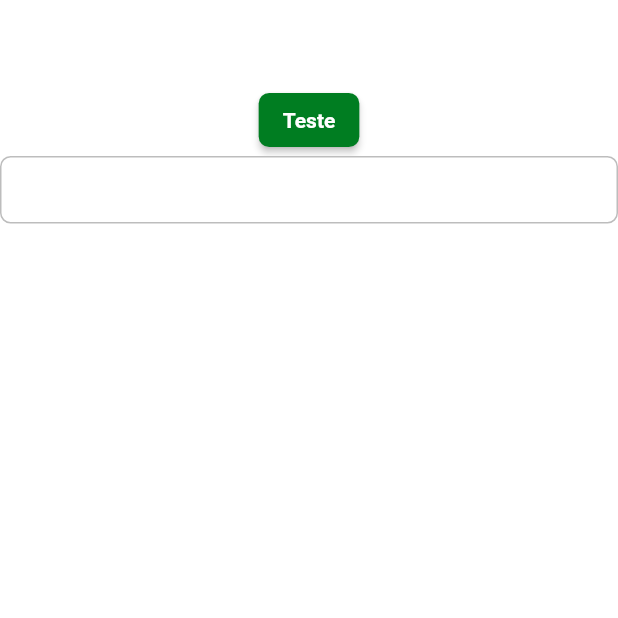
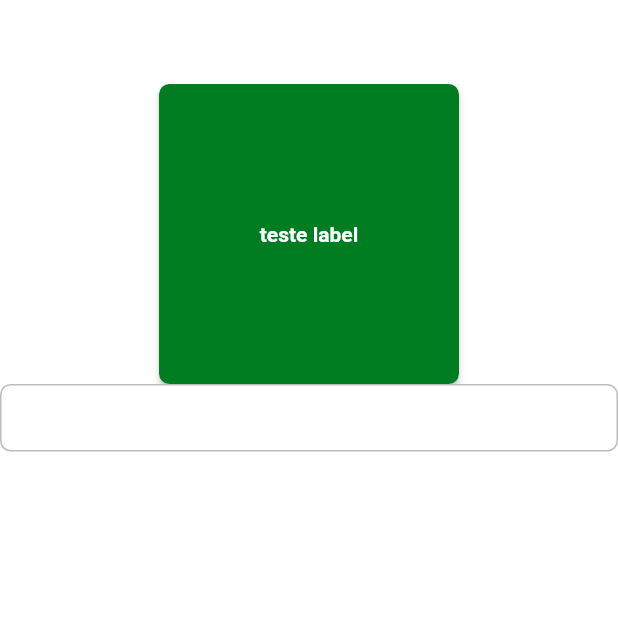
Before and after one commit to guilhermetj/delivery_app, a Flutter app: the screen it shows after launch, on a phone screen of 412 x 824 dp, the top half of it. Run offline on Flutter 3.47's test engine with Material 2 defaults, Android fonts, the phone set to English and light mode, and no system bars; Roboto replaces fonts that are missing (mplus1).

Commit message:
Configurando DeliveryButton

```diff
--- /dev/null
+++ b/lib/app/core/ui/widgets/delivery_button.dart
@@ -0,0 +1,22 @@
+import 'package:flutter/material.dart';
+
+class DeliveryButton extends StatelessWidget {
+  final VoidCallback? onPressed;
+  final String label;
+  final double? width;
+  final double? height;
+
+  const DeliveryButton({ super.key, required this.label, required this.onPressed,this.height,this.width = 50});
+
+   @override
+   Widget build(BuildContext context) {
+       return SizedBox(
+        width: width,
+        height: height,
+         child: ElevatedButton(
+          onPressed: onPressed,
+          child: Text(label)
+         ),
+       );
+  }
+}
--- a/lib/app/pages/splash/splash_page.dart
+++ b/lib/app/pages/splash/splash_page.dart
@@ -1,5 +1,6 @@
 import 'package:delivery_app/app/core/ui/styles/app_styles.dart';
 import 'package:delivery_app/app/core/ui/styles/colors_app.dart';
+import 'package:delivery_app/app/core/ui/widgets/delivery_button.dart';
 import 'package:flutter/material.dart';
 
 class SplashPage extends StatelessWidget {
@@ -13,7 +14,12 @@ class SplashPage extends StatelessWidget {
            body: Column(
              children: [
                Container(),
-               ElevatedButton(onPressed: (){}, child: Text('Teste')),
+               DeliveryButton(
+                width: 200,
+                height: 200,
+                label: 'teste label',
+                onPressed: (){},
+               ),
                TextFormField()
              ],
            ),
```
